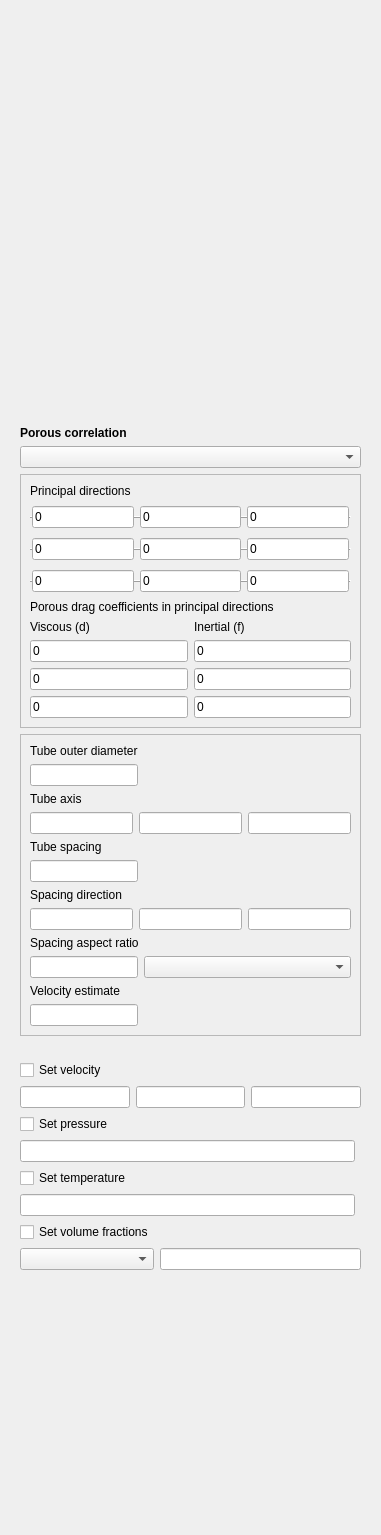
First picture: the form in Gui/TaskPanelCfdZone.ui, repository jaheyns/CfdOF, before the edit.
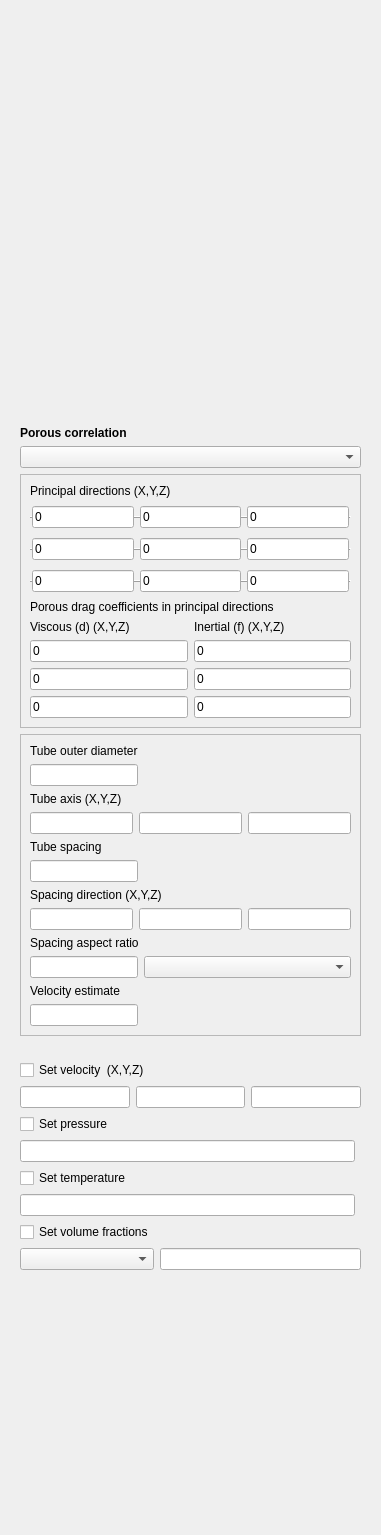
Second picture: the form after the edit. Custom widgets are drawn as their Qt base class.

```diff
--- a/Gui/TaskPanelCfdZone.ui
+++ b/Gui/TaskPanelCfdZone.ui
@@ -55,7 +55,7 @@
             <string>Correspond to directions in which the velocity is scaled but not rotated by the porous medium</string>
            </property>
            <property name="text">
-            <string>Principal directions</string>
+            <string>Principal directions (X,Y,Z)</string>
            </property>
            <property name="wordWrap">
             <bool>true</bool>
@@ -393,7 +393,7 @@
               </sizepolicy>
              </property>
              <property name="text">
-              <string>Viscous (d)</string>
+              <string>Viscous (d) (X,Y,Z)</string>
              </property>
              <property name="wordWrap">
               <bool>false</bool>
@@ -431,7 +431,7 @@
            <item row="0" column="1">
             <widget class="QLabel" name="label_5">
              <property name="text">
-              <string>Inertial (f)</string>
+              <string>Inertial (f) (X,Y,Z)</string>
              </property>
              <property name="margin">
               <number>2</number>
@@ -594,7 +594,7 @@
             <string>Longitudinal axis of the tube</string>
            </property>
            <property name="text">
-            <string>Tube axis</string>
+            <string>Tube axis (X,Y,Z)</string>
            </property>
           </widget>
          </item>
@@ -720,7 +720,7 @@
             <string>Direction of spacing normal to layers</string>
            </property>
            <property name="text">
-            <string>Spacing direction</string>
+            <string>Spacing direction (X,Y,Z)</string>
            </property>
           </widget>
          </item>
@@ -896,7 +896,7 @@
       <item row="0" column="0">
        <widget class="QCheckBox" name="checkVelocity">
         <property name="text">
-         <string>Set velocity</string>
+         <string>Set velocity  (X,Y,Z)</string>
         </property>
        </widget>
       </item>
```
